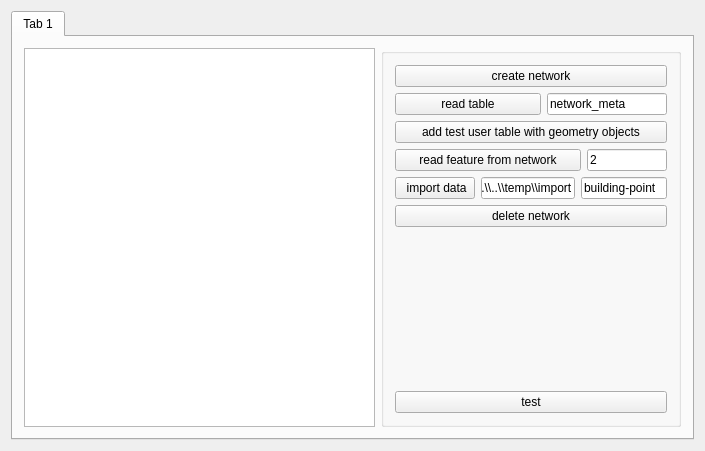
First picture: the form in app/model_test/widget.ui, repository Komzpa/gnm, before the edit.
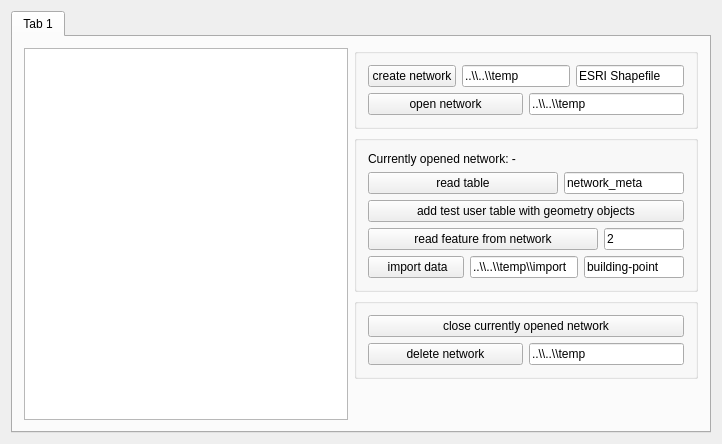
Second picture: the form after the edit.

```diff
--- a/app/model_test/widget.ui
+++ b/app/model_test/widget.ui
@@ -6,8 +6,8 @@
    <rect>
     <x>0</x>
     <y>0</y>
-    <width>705</width>
-    <height>451</height>
+    <width>722</width>
+    <height>444</height>
    </rect>
   </property>
   <property name="windowTitle">
@@ -35,6 +35,78 @@
         </widget>
        </item>
        <item>
+        <layout class="QVBoxLayout" name="verticalLayout_2">
+         <item>
+          <widget class="QGroupBox" name="groupBox_2">
+           <property name="title">
+            <string/>
+           </property>
+           <layout class="QVBoxLayout" name="verticalLayout_3">
+            <item>
+             <layout class="QHBoxLayout" name="horizontalLayout_6">
+              <item>
+               <widget class="QPushButton" name="pushButton_4">
+                <property name="sizePolicy">
+                 <sizepolicy hsizetype="Expanding" vsizetype="Fixed">
+                  <horstretch>0</horstretch>
+                  <verstretch>0</verstretch>
+                 </sizepolicy>
+                </property>
+                <property name="maximumSize">
+                 <size>
+                  <width>16777215</width>
+                  <height>16777215</height>
+                 </size>
+                </property>
+                <property name="text">
+                 <string>create network</string>
+                </property>
+               </widget>
+              </item>
+              <item>
+               <widget class="QLineEdit" name="lineEdit_5">
+                <property name="text">
+                 <string>..\\..\\temp</string>
+                </property>
+               </widget>
+              </item>
+              <item>
+               <widget class="QLineEdit" name="lineEdit_6">
+                <property name="text">
+                 <string>ESRI Shapefile</string>
+                </property>
+               </widget>
+              </item>
+             </layout>
+            </item>
+            <item>
+             <layout class="QHBoxLayout" name="horizontalLayout_8">
+              <item>
+               <widget class="QPushButton" name="pushButton_8">
+                <property name="sizePolicy">
+                 <sizepolicy hsizetype="Expanding" vsizetype="Fixed">
+                  <horstretch>0</horstretch>
+                  <verstretch>0</verstretch>
+                 </sizepolicy>
+                </property>
+                <property name="text">
+                 <string>open network</string>
+                </property>
+               </widget>
+              </item>
+              <item>
+               <widget class="QLineEdit" name="lineEdit_8">
+                <property name="text">
+                 <string>..\\..\\temp</string>
+                </property>
+               </widget>
+              </item>
+             </layout>
+            </item>
+           </layout>
+          </widget>
+         </item>
+         <item>
         <widget class="QGroupBox" name="groupBox">
          <property name="sizePolicy">
           <sizepolicy hsizetype="Expanding" vsizetype="Expanding">
@@ -44,7 +116,7 @@
          </property>
          <property name="maximumSize">
           <size>
-           <width>300</width>
+             <width>16777215</width>
            <height>16777215</height>
           </size>
          </property>
@@ -53,15 +125,9 @@
          </property>
          <layout class="QVBoxLayout" name="verticalLayout">
           <item>
-           <widget class="QPushButton" name="pushButton_4">
-            <property name="maximumSize">
-             <size>
-              <width>16777215</width>
-              <height>16777215</height>
-             </size>
-            </property>
+             <widget class="QLabel" name="label">
             <property name="text">
-             <string>create network</string>
+               <string>Currently opened network: -</string>
             </property>
            </widget>
           </item>
@@ -97,6 +163,12 @@
           </item>
           <item>
            <widget class="QPushButton" name="pushButton_2">
+              <property name="sizePolicy">
+               <sizepolicy hsizetype="Expanding" vsizetype="Fixed">
+                <horstretch>0</horstretch>
+                <verstretch>0</verstretch>
+               </sizepolicy>
+              </property>
             <property name="text">
              <string>add test user table with geometry objects</string>
             </property>
@@ -175,14 +247,50 @@
             </item>
            </layout>
           </item>
+           </layout>
+          </widget>
+         </item>
+         <item>
+          <widget class="QGroupBox" name="groupBox_3">
+           <property name="title">
+            <string/>
+           </property>
+           <layout class="QVBoxLayout" name="verticalLayout_4">
+            <item>
+             <widget class="QPushButton" name="pushButton_7">
+              <property name="text">
+               <string>close currently opened network</string>
+              </property>
+             </widget>
+            </item>
+            <item>
+             <layout class="QHBoxLayout" name="horizontalLayout_7">
           <item>
            <widget class="QPushButton" name="pushButton_5">
+                <property name="sizePolicy">
+                 <sizepolicy hsizetype="Expanding" vsizetype="Fixed">
+                  <horstretch>0</horstretch>
+                  <verstretch>0</verstretch>
+                 </sizepolicy>
+                </property>
             <property name="text">
              <string>delete network</string>
             </property>
            </widget>
           </item>
           <item>
+               <widget class="QLineEdit" name="lineEdit_7">
+                <property name="text">
+                 <string>..\\..\\temp</string>
+                </property>
+               </widget>
+              </item>
+             </layout>
+            </item>
+           </layout>
+          </widget>
+         </item>
+         <item>
            <spacer name="verticalSpacer">
             <property name="orientation">
              <enum>Qt::Vertical</enum>
@@ -195,15 +303,7 @@
             </property>
            </spacer>
           </item>
-          <item>
-           <widget class="QPushButton" name="pushButton_7">
-            <property name="text">
-             <string>test</string>
-            </property>
-           </widget>
-          </item>
-         </layout>
-        </widget>
+        </layout>
        </item>
       </layout>
      </widget>
```
Lines whose indentation alone changed are shown as unchanged.
